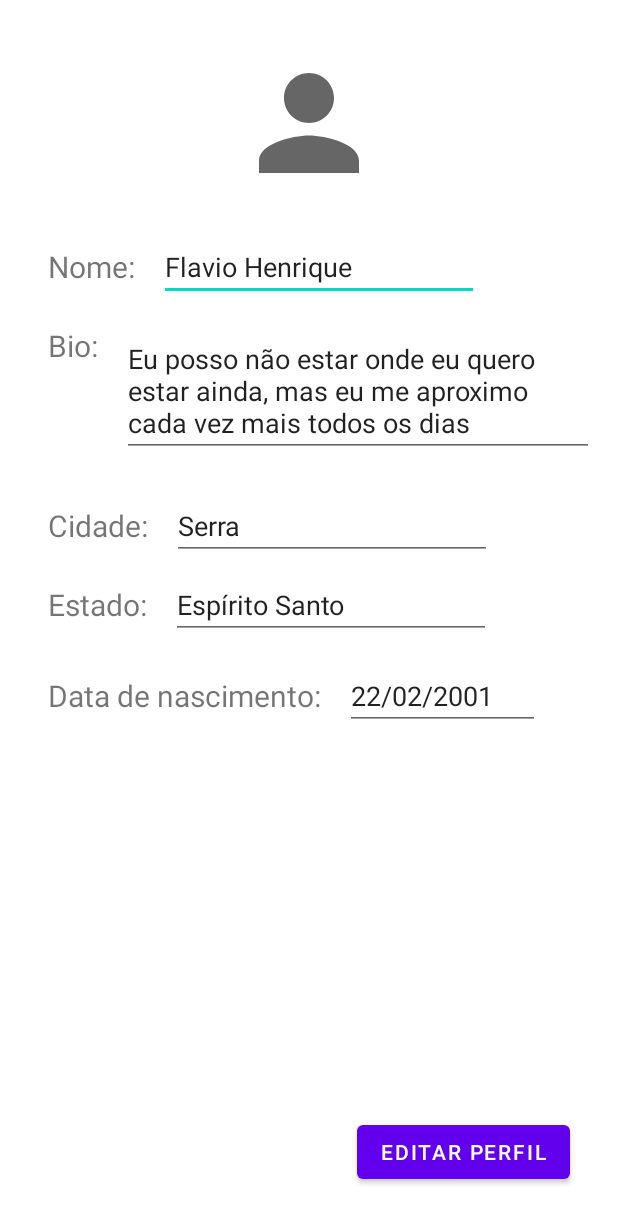
After one commit to rogerlcs/VamoMarcarMovel, an Android app: the EditPerfilActivity screen opened directly, with no data from a screen before it, on a phone screen of 412 x 824 dp. The commit adds this screen. Shown: the top 1223 px of the screen. Run offline under Robolectric (Android 15) with nearby library versions, the phone set to English and light mode, and no system bars.

Commit message:
Adicionando Tela de Editar Perfil

```diff
--- a/app/src/main/AndroidManifest.xml
+++ b/app/src/main/AndroidManifest.xml
@@ -9,10 +9,10 @@
         android:roundIcon="@mipmap/ic_launcher_round"
         android:supportsRtl="true"
         android:theme="@style/Theme.VamoMarcarTest">
+        <activity android:name=".EditPerfilActivity"></activity>
         <activity
             android:name=".ResultActivity"
-            android:theme="@style/Theme.AppCompat.Dialog.Alert">
-        </activity>
+            android:theme="@style/Theme.AppCompat.Dialog.Alert"></activity>
         <activity
             android:name=".RegisterActivity"
             android:parentActivityName=".AllEventsActivity">
--- /dev/null
+++ b/app/src/main/java/com/example/vamomarcar/EditPerfilActivity.java
@@ -0,0 +1,28 @@
+package com.example.vamomarcar;
+
+import androidx.appcompat.app.AppCompatActivity;
+
+import android.content.Intent;
+import android.os.Bundle;
+import android.view.View;
+import android.widget.Button;
+import android.widget.ImageButton;
+
+public class EditPerfilActivity extends AppCompatActivity {
+
+    @Override
+    protected void onCreate(Bundle savedInstanceState) {
+        super.onCreate(savedInstanceState);
+        setContentView(R.layout.activity_edit_perfil);
+
+
+        Button btnEditPerfil = findViewById(R.id.btnEditPerfil);
+        btnEditPerfil.setOnClickListener(new View.OnClickListener() {
+            @Override
+            public void onClick(View v) {
+                Intent i = new Intent(EditPerfilActivity.this, PerfilActivity.class);
+                startActivity(i);
+            }
+        });
+    }
+}
--- a/app/src/main/java/com/example/vamomarcar/PerfilActivity.java
+++ b/app/src/main/java/com/example/vamomarcar/PerfilActivity.java
@@ -9,9 +9,8 @@ import android.content.Intent;
 import android.os.Bundle;
 import android.view.View;
 import android.widget.Button;
+import android.widget.ImageButton;
 import android.widget.TextView;
-
-import java.util.Calendar;
 
 public class PerfilActivity extends AppCompatActivity {
 
@@ -44,6 +43,15 @@ public class PerfilActivity extends AppCompatActivity {
         TextView tvLocalPerfil = findViewById(R.id.tvLocalPerfil);
         tvLocalPerfil.setText(u.getCidade() + " - " + u.getEstado());
 
+        ImageButton imbEditPerfil = findViewById(R.id.imbEditPerfil);
+        imbEditPerfil.setOnClickListener(new View.OnClickListener() {
+            @Override
+            public void onClick(View v) {
+                Intent i = new Intent(PerfilActivity.this, EditPerfilActivity.class);
+                startActivity(i);
+            }
+        });
+
         //Logout
         Button btnLogout = findViewById(R.id.btnLogout);
         btnLogout.setOnClickListener(new View.OnClickListener() {
--- /dev/null
+++ b/app/src/main/res/layout/activity_edit_perfil.xml
@@ -0,0 +1,160 @@
+<?xml version="1.0" encoding="utf-8"?>
+<androidx.constraintlayout.widget.ConstraintLayout xmlns:android="http://schemas.android.com/apk/res/android"
+    xmlns:app="http://schemas.android.com/apk/res-auto"
+    xmlns:tools="http://schemas.android.com/tools"
+    android:layout_width="match_parent"
+    android:layout_height="match_parent"
+    tools:context=".EditPerfilActivity">
+
+    <ImageView
+        android:id="@+id/imageView8"
+        android:layout_width="@dimen/im_width"
+        android:layout_height="@dimen/im_height"
+        android:layout_marginTop="32dp"
+        android:adjustViewBounds="true"
+        app:layout_constraintEnd_toEndOf="parent"
+        app:layout_constraintStart_toStartOf="parent"
+        app:layout_constraintTop_toTopOf="parent"
+        app:srcCompat="@drawable/ic_baseline_person_24"
+        tools:srcCompat="@drawable/ic_baseline_person_24" />
+
+    <EditText
+        android:id="@+id/editTextTextPersonName"
+        android:layout_width="wrap_content"
+        android:layout_height="wrap_content"
+        android:layout_marginStart="16dp"
+        android:layout_marginLeft="16dp"
+        android:ems="10"
+        android:inputType="textPersonName"
+        android:text="Flavio Henrique"
+        app:layout_constraintBottom_toBottomOf="@+id/textView2"
+        app:layout_constraintStart_toEndOf="@+id/textView2"
+        app:layout_constraintTop_toTopOf="@+id/textView2" />
+
+    <TextView
+        android:id="@+id/textView2"
+        android:layout_width="wrap_content"
+        android:layout_height="wrap_content"
+        android:layout_marginStart="32dp"
+        android:layout_marginLeft="32dp"
+        android:layout_marginTop="32dp"
+        android:text="Nome:"
+        android:textSize="20sp"
+        app:layout_constraintStart_toStartOf="parent"
+        app:layout_constraintTop_toBottomOf="@+id/imageView8" />
+
+    <TextView
+        android:id="@+id/textView4"
+        android:layout_width="wrap_content"
+        android:layout_height="wrap_content"
+        android:layout_marginStart="32dp"
+        android:layout_marginLeft="32dp"
+        android:layout_marginTop="16dp"
+        android:text="Bio:"
+        android:textSize="20sp"
+        app:layout_constraintStart_toStartOf="parent"
+        app:layout_constraintTop_toBottomOf="@+id/editTextTextPersonName" />
+
+    <TextView
+        android:id="@+id/textView5"
+        android:layout_width="wrap_content"
+        android:layout_height="wrap_content"
+        android:layout_marginStart="32dp"
+        android:layout_marginLeft="32dp"
+        android:layout_marginTop="32dp"
+        android:text="Cidade:"
+        android:textSize="20sp"
+        app:layout_constraintStart_toStartOf="parent"
+        app:layout_constraintTop_toBottomOf="@+id/editTextTextMultiLine" />
+
+    <EditText
+        android:id="@+id/editTextTextMultiLine"
+        android:layout_width="0dp"
+        android:layout_height="wrap_content"
+        android:layout_marginStart="16dp"
+        android:layout_marginLeft="16dp"
+        android:layout_marginEnd="16dp"
+        android:layout_marginRight="16dp"
+        android:ems="10"
+        android:gravity="start|top"
+        android:inputType="textMultiLine"
+        android:text="Eu posso não estar onde eu quero estar ainda, mas eu me aproximo cada vez mais todos os dias"
+        app:layout_constraintEnd_toEndOf="parent"
+        app:layout_constraintStart_toEndOf="@+id/textView4"
+        app:layout_constraintTop_toTopOf="@+id/textView4" />
+
+    <EditText
+        android:id="@+id/editTextTextPersonName6"
+        android:layout_width="wrap_content"
+        android:layout_height="wrap_content"
+        android:layout_marginStart="16dp"
+        android:layout_marginLeft="16dp"
+        android:ems="10"
+        android:inputType="textPersonName"
+        android:text="Serra"
+        app:layout_constraintBottom_toBottomOf="@+id/textView5"
+        app:layout_constraintStart_toEndOf="@+id/textView5"
+        app:layout_constraintTop_toTopOf="@+id/textView5" />
+
+    <TextView
+        android:id="@+id/textView6"
+        android:layout_width="wrap_content"
+        android:layout_height="wrap_content"
+        android:layout_marginStart="32dp"
+        android:layout_marginLeft="32dp"
+        android:layout_marginTop="16dp"
+        android:text="Estado:"
+        android:textSize="20sp"
+        app:layout_constraintStart_toStartOf="parent"
+        app:layout_constraintTop_toBottomOf="@+id/editTextTextPersonName6" />
+
+    <TextView
+        android:id="@+id/textView7"
+        android:layout_width="wrap_content"
+        android:layout_height="wrap_content"
+        android:layout_marginStart="32dp"
+        android:layout_marginLeft="32dp"
+        android:layout_marginTop="24dp"
+        android:text="Data de nascimento:"
+        android:textSize="20sp"
+        app:layout_constraintStart_toStartOf="parent"
+        app:layout_constraintTop_toBottomOf="@+id/editTextTextPersonName7" />
+
+    <EditText
+        android:id="@+id/editTextTextPersonName7"
+        android:layout_width="wrap_content"
+        android:layout_height="wrap_content"
+        android:layout_marginStart="16dp"
+        android:layout_marginLeft="16dp"
+        android:ems="10"
+        android:inputType="textPersonName"
+        android:text="Espírito Santo"
+        app:layout_constraintBottom_toBottomOf="@+id/textView6"
+        app:layout_constraintStart_toEndOf="@+id/textView6"
+        app:layout_constraintTop_toTopOf="@+id/textView6" />
+
+    <EditText
+        android:id="@+id/editTextTextPersonName8"
+        android:layout_width="130dp"
+        android:layout_height="wrap_content"
+        android:layout_marginStart="16dp"
+        android:layout_marginLeft="16dp"
+        android:ems="10"
+        android:inputType="textPersonName"
+        android:text="22/02/2001"
+        app:layout_constraintBottom_toBottomOf="@+id/textView7"
+        app:layout_constraintStart_toEndOf="@+id/textView7"
+        app:layout_constraintTop_toTopOf="@+id/textView7" />
+
+    <Button
+        android:id="@+id/btnEditPerfil"
+        android:layout_width="wrap_content"
+        android:layout_height="wrap_content"
+        android:layout_marginEnd="32dp"
+        android:layout_marginRight="32dp"
+        android:layout_marginBottom="32dp"
+        android:text="Editar Perfil"
+        app:layout_constraintBottom_toBottomOf="parent"
+        app:layout_constraintEnd_toEndOf="parent" />
+
+</androidx.constraintlayout.widget.ConstraintLayout>
--- a/app/src/main/res/layout/activity_perfil.xml
+++ b/app/src/main/res/layout/activity_perfil.xml
@@ -119,7 +119,7 @@
         app:layout_constraintEnd_toEndOf="parent" />
 
     <ImageButton
-        android:id="@+id/imageButton"
+        android:id="@+id/imbEditPerfil"
         android:layout_width="wrap_content"
         android:layout_height="wrap_content"
         android:layout_marginTop="32dp"
--- a/app/src/main/res/layout/activity_register.xml
+++ b/app/src/main/res/layout/activity_register.xml
@@ -58,7 +58,7 @@
         android:id="@+id/btnRegister"
         android:layout_width="170dp"
         android:layout_height="wrap_content"
-        android:layout_marginTop="32dp"
+        android:layout_marginTop="24dp"
         android:text="Cadastrar"
         app:layout_constraintEnd_toEndOf="parent"
         app:layout_constraintHorizontal_bias="0.501"
@@ -73,8 +73,9 @@
         android:ems="10"
         android:hint="Cidade"
         android:inputType="textPersonName"
-        app:layout_constraintTop_toBottomOf="@+id/editTextDate"
-        tools:layout_editor_absoluteX="101dp" />
+        app:layout_constraintEnd_toEndOf="parent"
+        app:layout_constraintStart_toStartOf="parent"
+        app:layout_constraintTop_toBottomOf="@+id/editTextDate" />
 
     <EditText
         android:id="@+id/etState"
@@ -84,8 +85,9 @@
         android:ems="10"
         android:hint="Estado"
         android:inputType="textPersonName"
-        app:layout_constraintTop_toBottomOf="@+id/etCity"
-        tools:layout_editor_absoluteX="102dp" />
+        app:layout_constraintEnd_toEndOf="parent"
+        app:layout_constraintStart_toStartOf="parent"
+        app:layout_constraintTop_toBottomOf="@+id/etCity" />
 
     <EditText
         android:id="@+id/editTextTextEmailAddress"
@@ -95,8 +97,9 @@
         android:ems="10"
         android:hint="E-mail"
         android:inputType="textEmailAddress"
-        app:layout_constraintTop_toBottomOf="@+id/etNewLogin"
-        tools:layout_editor_absoluteX="101dp" />
+        app:layout_constraintEnd_toEndOf="parent"
+        app:layout_constraintStart_toStartOf="parent"
+        app:layout_constraintTop_toBottomOf="@+id/etNewLogin" />
 
     <EditText
         android:id="@+id/editTextDate"
@@ -106,6 +109,7 @@
         android:ems="10"
         android:hint="Data de Nascimento"
         android:inputType="date"
-        app:layout_constraintTop_toBottomOf="@+id/etNewPasswordCheck"
-        tools:layout_editor_absoluteX="102dp" />
+        app:layout_constraintEnd_toEndOf="parent"
+        app:layout_constraintStart_toStartOf="parent"
+        app:layout_constraintTop_toBottomOf="@+id/etNewPasswordCheck" />
 </androidx.constraintlayout.widget.ConstraintLayout>
```
